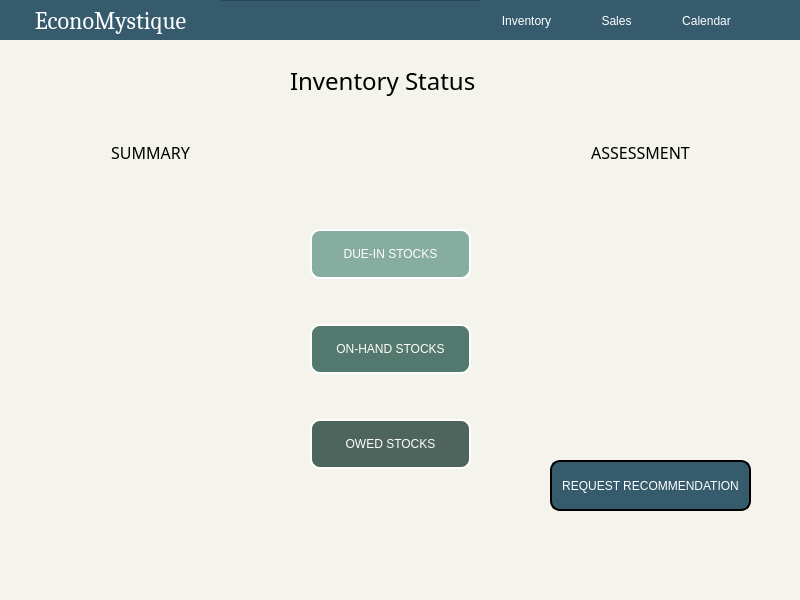
First picture: the form in landingPage.ui, repository ongchangco/Economystique2, before the edit.
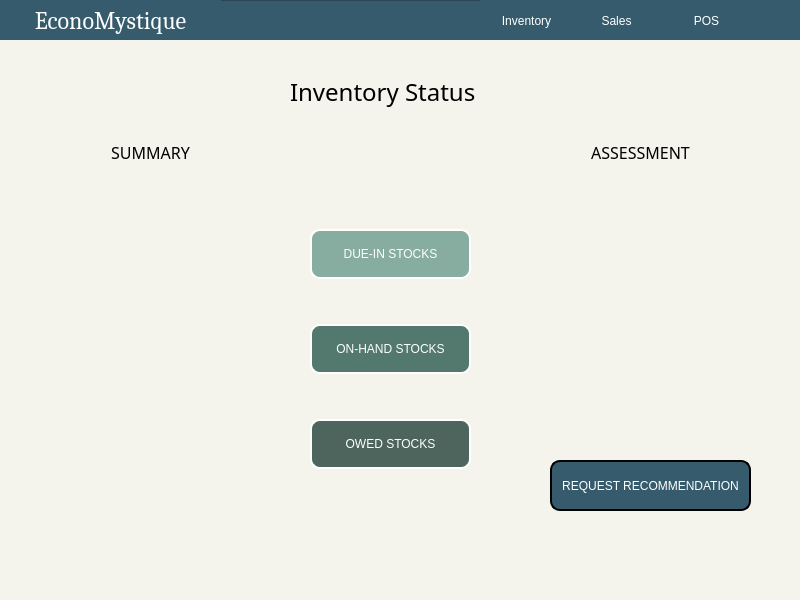
Second picture: the form after the edit. Icons and pictures are not drawn.

Commit message: TBC: Changed some UIs from Calendar to POS

```diff
--- a/landingPage.ui
+++ b/landingPage.ui
@@ -222,7 +222,7 @@
 </string>
      </property>
      <property name="text">
-      <string>Calendar</string>
+      <string>POS</string>
      </property>
     </widget>
     <widget class="QPushButton" name="btnAccount">
@@ -467,7 +467,7 @@
       <x>0</x>
       <y>40</y>
       <width>801</width>
-      <height>81</height>
+      <height>104</height>
      </rect>
     </property>
     <layout class="QVBoxLayout" name="verticalLayout">
```
Left out of the diff: 2 changed lines with no effect on the pictures. The commit also changes 5 other files.
